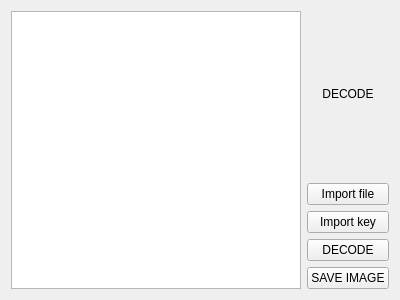
This is milestone1/app/decode_widget.ui in yuliahn/PRG_Praktikum as Qt 5 draws it before an edit. The edited form follows.
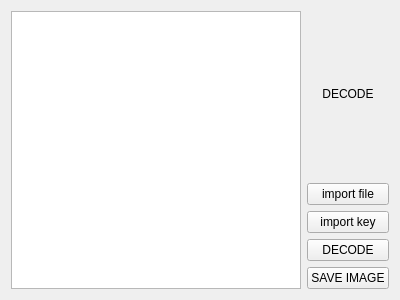
This is the edited form.

What changed in the file:
```diff
--- a/milestone1/app/decode_widget.ui
+++ b/milestone1/app/decode_widget.ui
@@ -34,14 +34,14 @@
        <item>
         <widget class="QPushButton" name="import_file">
          <property name="text">
-          <string>Import file</string>
+          <string>import file</string>
          </property>
         </widget>
        </item>
        <item>
         <widget class="QPushButton" name="import_key">
          <property name="text">
-          <string>Import key</string>
+          <string>import key</string>
          </property>
         </widget>
        </item>
```
